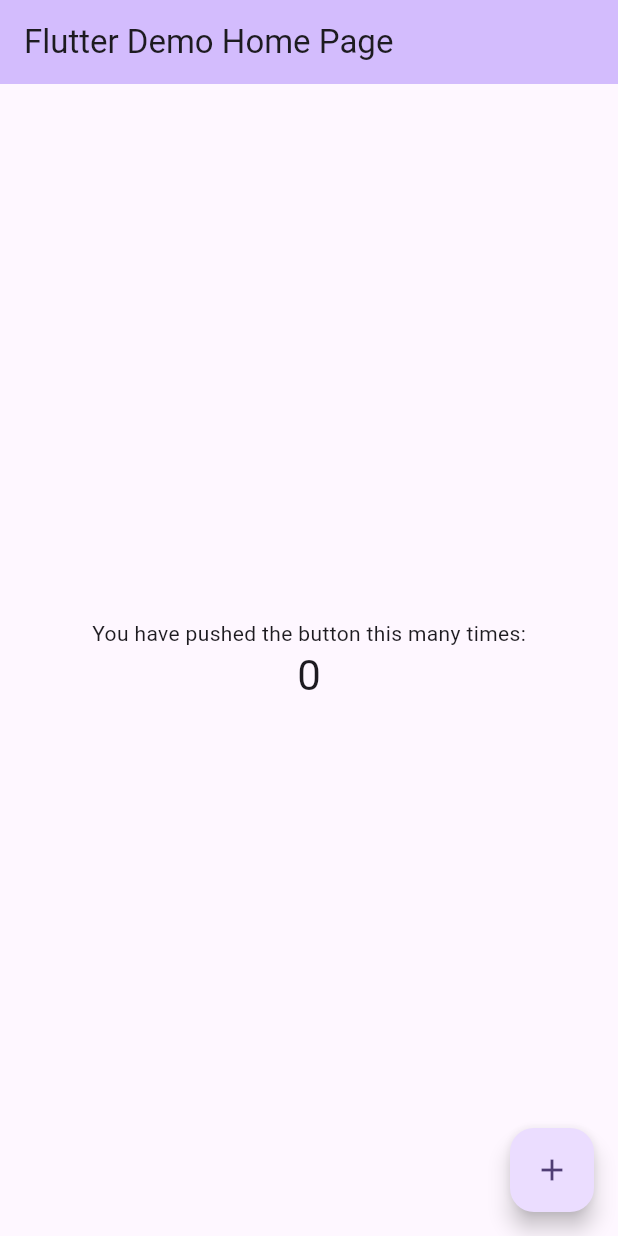
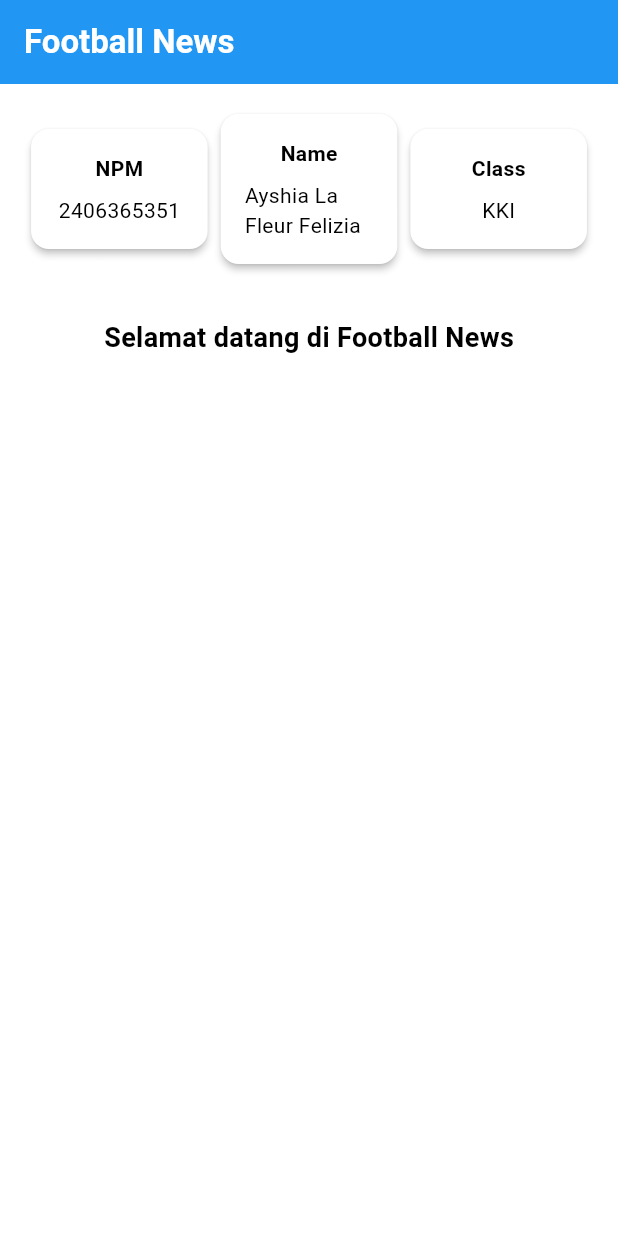
Before and after one commit to thepitchperfect/PitchPerfect_Flutter, a Flutter app: the screen it shows after launch, on a phone screen of 412 x 824 dp. Run offline on Flutter 3.47's test engine with Material 3 defaults, Android fonts, the phone set to English and light mode, and no system bars; missing offline and left inert: pbp_django_auth.

Commit message:
init main page

```diff
--- /dev/null
+++ b/lib/forum/screens/menu.dart
@@ -0,0 +1,131 @@
+import 'package:flutter/material.dart';
+
+class MenuPage extends StatelessWidget {
+  const MenuPage({super.key});
+
+  @override
+  Widget build(BuildContext context) {
+    return MyHomePage();
+  }
+}
+
+
+class MyHomePage extends StatelessWidget {
+  MyHomePage({super.key});
+
+  final String nama = "Ayshia La Fleur Felizia"; // Name
+  final String npm = "2406365351"; // NPM
+  final String kelas = "KKI"; // Class
+
+  final List<ItemHomepage> items = [
+    ItemHomepage("See Football News", Icons.newspaper),
+    ItemHomepage("Add News", Icons.add),
+    ItemHomepage("Logout", Icons.logout),
+  ];
+
+  @override
+  Widget build(BuildContext context) {
+    // Scaffold menyediakan struktur dasar halaman dengan AppBar dan body.
+    return Scaffold(
+      // AppBar adalah bagian atas halaman yang menampilkan judul.
+      appBar: AppBar(
+        // Judul aplikasi "Football News" dengan teks putih dan tebal.
+        title: const Text(
+          'Football News',
+          style: TextStyle(
+            color: Colors.white,
+            fontWeight: FontWeight.bold,
+          ),
+        ),
+        // Warna latar belakang AppBar diambil dari skema warna tema aplikasi.
+        backgroundColor: Theme.of(context).colorScheme.primary,
+      ),
+      // Body halaman dengan padding di sekelilingnya.
+      body: Padding(
+        padding: const EdgeInsets.all(16.0),
+        // Menyusun widget secara vertikal dalam sebuah kolom.
+        child: Column(
+          crossAxisAlignment: CrossAxisAlignment.center,
+          children: [
+            // Row untuk menampilkan 3 InfoCard secara horizontal.
+            Row(
+              mainAxisAlignment: MainAxisAlignment.spaceEvenly,
+              children: [
+                InfoCard(title: 'NPM', content: npm),
+                InfoCard(title: 'Name', content: nama),
+                InfoCard(title: 'Class', content: kelas),
+              ],
+            ),
+
+            // Memberikan jarak vertikal 16 unit.
+            const SizedBox(height: 16.0),
+
+            // Menempatkan widget berikutnya di tengah halaman.
+            Center(
+              child: Column(
+                // Menyusun teks dan grid item secara vertikal.
+
+                children: [
+                  // Menampilkan teks sambutan dengan gaya tebal dan ukuran 18.
+                  const Padding(
+                    padding: EdgeInsets.only(top: 16.0),
+                    child: Text(
+                      'Selamat datang di Football News',
+                      style: TextStyle(
+                        fontWeight: FontWeight.bold,
+                        fontSize: 18.0,
+                      ),
+                    ),
+                  ),
+
+
+                ],
+              ),
+            ),
+          ],
+        ),
+      ),
+    );
+  }
+}
+
+
+class InfoCard extends StatelessWidget {
+  // Kartu informasi yang menampilkan title dan content.
+
+  final String title;  // Judul kartu.
+  final String content;  // Isi kartu.
+
+  const InfoCard({super.key, required this.title, required this.content});
+
+  @override
+  Widget build(BuildContext context) {
+    return Card(
+      // Membuat kotak kartu dengan bayangan dibawahnya.
+      elevation: 2.0,
+      child: Container(
+        // Mengatur ukuran dan jarak di dalam kartu.
+        width: MediaQuery.of(context).size.width / 3.5, // menyesuaikan dengan lebar device yang digunakan.
+        padding: const EdgeInsets.all(16.0),
+        // Menyusun title dan content secara vertikal.
+        child: Column(
+          children: [
+            Text(
+              title,
+              style: const TextStyle(fontWeight: FontWeight.bold),
+            ),
+            const SizedBox(height: 8.0),
+            Text(content),
+          ],
+        ),
+      ),
+    );
+  }
+}
+
+class ItemHomepage {
+  final String name;
+  final IconData icon;
+
+  ItemHomepage(this.name, this.icon);
+}
--- a/lib/main.dart
+++ b/lib/main.dart
@@ -1,4 +1,7 @@
 import 'package:flutter/material.dart';
+import 'package:pitch_perfect_flutter/forum/screens/menu.dart';
+import 'package:pbp_django_auth/pbp_django_auth.dart';
+import 'package:provider/provider.dart';
 
 void main() {
   runApp(const MyApp());
@@ -10,8 +13,13 @@
   // This widget is the root of your application.
   @override
   Widget build(BuildContext context) {
-    return MaterialApp(
-      title: 'Flutter Demo',
+    return Provider(
+      create: (_) {
+        CookieRequest request = CookieRequest();
+        return request;
+      },
+      child: MaterialApp(
+        title: 'Football News',
         theme: ThemeData(
           // This is the theme of your application.
           //
@@ -28,95 +36,11 @@
           //
           // This works for code too, not just values: Most code changes can be
           // tested with just a hot reload.
-        colorScheme: ColorScheme.fromSeed(seedColor: Colors.deepPurple),
+          colorScheme: ColorScheme.fromSwatch(primarySwatch: Colors.blue)
+              .copyWith(secondary: Colors.blueAccent[400]),
         ),
-      home: const MyHomePage(title: 'Flutter Demo Home Page'),
+        home: const MenuPage(),
+      ),
     );
   }
 }
-
-class MyHomePage extends StatefulWidget {
-  const MyHomePage({super.key, required this.title});
-
-  // This widget is the home page of your application. It is stateful, meaning
-  // that it has a State object (defined below) that contains fields that affect
-  // how it looks.
-
-  // This class is the configuration for the state. It holds the values (in this
-  // case the title) provided by the parent (in this case the App widget) and
-  // used by the build method of the State. Fields in a Widget subclass are
-  // always marked "final".
-
-  final String title;
-
-  @override
-  State<MyHomePage> createState() => _MyHomePageState();
-}
-
-class _MyHomePageState extends State<MyHomePage> {
-  int _counter = 0;
-
-  void _incrementCounter() {
-    setState(() {
-      // This call to setState tells the Flutter framework that something has
-      // changed in this State, which causes it to rerun the build method below
-      // so that the display can reflect the updated values. If we changed
-      // _counter without calling setState(), then the build method would not be
-      // called again, and so nothing would appear to happen.
-      _counter++;
-    });
-  }
-
-  @override
-  Widget build(BuildContext context) {
-    // This method is rerun every time setState is called, for instance as done
-    // by the _incrementCounter method above.
-    //
-    // The Flutter framework has been optimized to make rerunning build methods
-    // fast, so that you can just rebuild anything that needs updating rather
-    // than having to individually change instances of widgets.
-    return Scaffold(
-      appBar: AppBar(
-        // TRY THIS: Try changing the color here to a specific color (to
-        // Colors.amber, perhaps?) and trigger a hot reload to see the AppBar
-        // change color while the other colors stay the same.
-        backgroundColor: Theme.of(context).colorScheme.inversePrimary,
-        // Here we take the value from the MyHomePage object that was created by
-        // the App.build method, and use it to set our appbar title.
-        title: Text(widget.title),
-      ),
-      body: Center(
-        // Center is a layout widget. It takes a single child and positions it
-        // in the middle of the parent.
-        child: Column(
-          // Column is also a layout widget. It takes a list of children and
-          // arranges them vertically. By default, it sizes itself to fit its
-          // children horizontally, and tries to be as tall as its parent.
-          //
-          // Column has various properties to control how it sizes itself and
-          // how it positions its children. Here we use mainAxisAlignment to
-          // center the children vertically; the main axis here is the vertical
-          // axis because Columns are vertical (the cross axis would be
-          // horizontal).
-          //
-          // TRY THIS: Invoke "debug painting" (choose the "Toggle Debug Paint"
-          // action in the IDE, or press "p" in the console), to see the
-          // wireframe for each widget.
-          mainAxisAlignment: MainAxisAlignment.center,
-          children: <Widget>[
-            const Text('You have pushed the button this many times:'),
-            Text(
-              '$_counter',
-              style: Theme.of(context).textTheme.headlineMedium,
-            ),
-          ],
-        ),
-      ),
-      floatingActionButton: FloatingActionButton(
-        onPressed: _incrementCounter,
-        tooltip: 'Increment',
-        child: const Icon(Icons.add),
-      ), // This trailing comma makes auto-formatting nicer for build methods.
-    );
-  }
-}
```
Also changed, not shown: lib/forum/modul.dart (deleted), pubspec.lock. Lines whose indentation alone changed are shown as unchanged.
